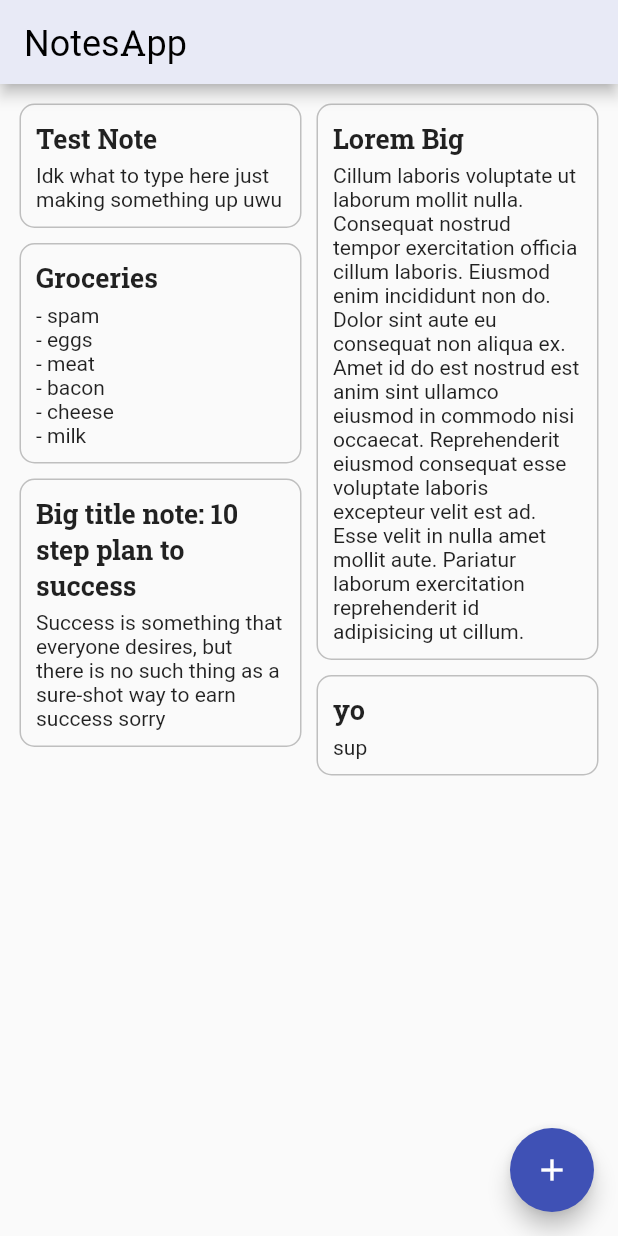
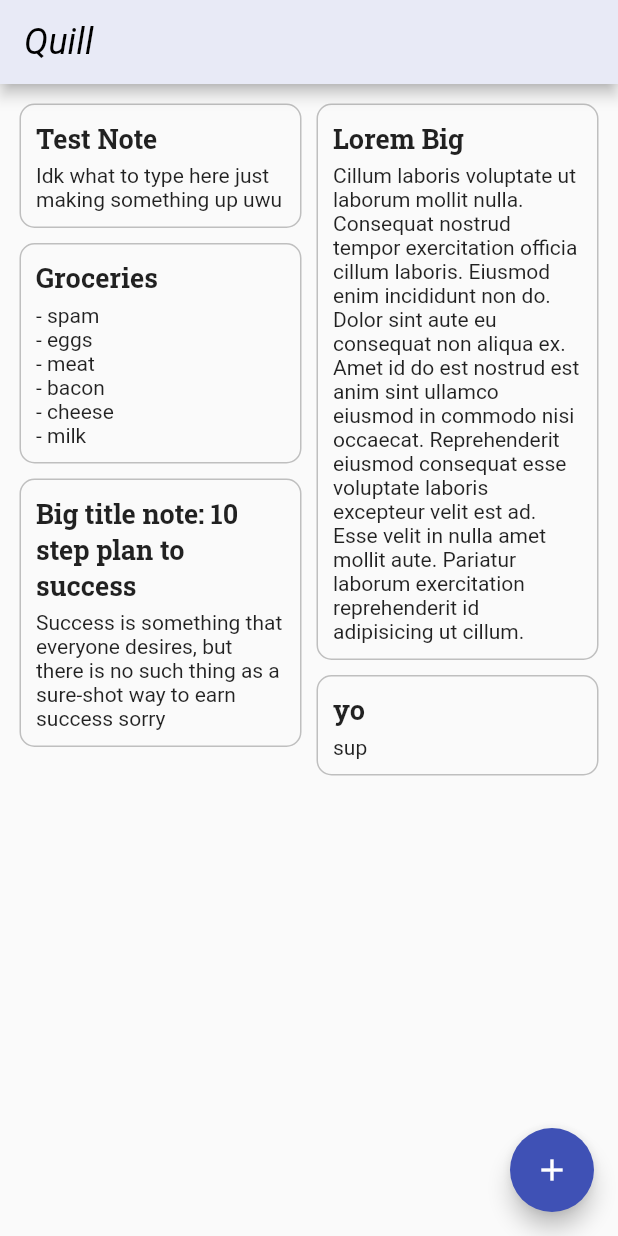
Before and after one commit to tusharsadhwani/notes, a Flutter app: the screen it shows after launch, on a phone screen of 412 x 824 dp. Run offline on Flutter 3.47's test engine with Material 2 defaults, Android fonts, the phone set to English and light mode, and no system bars; our stand-ins replace google_fonts.

Commit message:
updated app name

```diff
--- a/lib/main.dart
+++ b/lib/main.dart
@@ -17,6 +17,7 @@ class MyApp extends StatelessWidget {
             title: GoogleFonts.yesevaOne(
               color: Colors.black,
               fontSize: 24.0,
+              fontStyle: FontStyle.italic,
             ),
           ),
         ),
@@ -39,7 +40,7 @@ class MyApp extends StatelessWidget {
           ),
         ),
       ),
-      home: NotesScreen(title: 'NotesApp'),
+      home: NotesScreen(title: 'Quill'),
       routes: {
         NewNoteScreen.routeName: (_) => NewNoteScreen(),
       },
```
